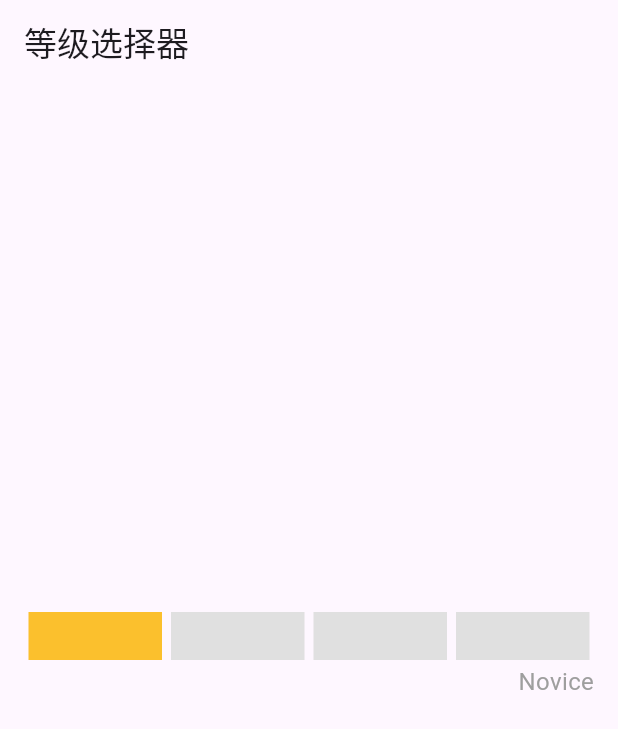
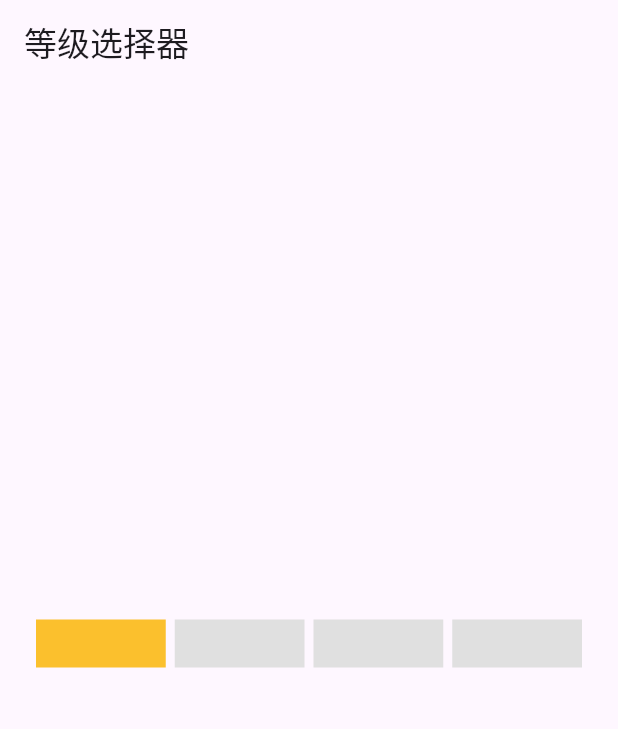
Before and after one commit to chen-golang/skill_proficiency, a Flutter app: the screen it shows after launch, on a phone screen of 412 x 824 dp. Shown: the top 729 px of the screen. Run offline on Flutter 3.47's test engine with Material 3 defaults, Android fonts, the phone set to English and light mode, and no system bars.

Commit message:
delete padding

```diff
--- a/example/lib/main.dart
+++ b/example/lib/main.dart
@@ -15,18 +15,18 @@ class MyApp extends StatelessWidget {
         ),
         body: const Center(
           child: SizedBox(
-            width: 400, // 设置宽度
-            height: 70, // 设置高度
+            width: 370, // 设置宽度
+            height: 60, // 设置高度
             child: SkillProficiency(
               levels: [
                 'Novice',
                 'Beginner',
                 'Skillful',
                 'Experienced',
-                // 'Expert'
+                // 'Expert',
               ], // 传入五个等级
               selectedIndex: 0, // 默认选中Skillful
-              // isSelectable: false,
+              isSelectable: false,
             ),
           ),
         ),
--- a/lib/skill_proficiency.dart
+++ b/lib/skill_proficiency.dart
@@ -30,9 +30,7 @@ class _SkillProficiencyState extends State<SkillProficiency> {
     return Column(
       mainAxisSize: MainAxisSize.min,
       children: [
-        Padding(
-          padding: const EdgeInsets.symmetric(horizontal: 10.0),
-          child: Row(
+        Row(
           mainAxisAlignment: MainAxisAlignment.center,
           children: List.generate(widget.levels.length, (index) {
             return Expanded(
@@ -57,7 +55,6 @@ class _SkillProficiencyState extends State<SkillProficiency> {
             );
           }),
         ),
-        ),
         if (widget.isSelectable)
           Align(
             alignment: Alignment.centerRight,
```
